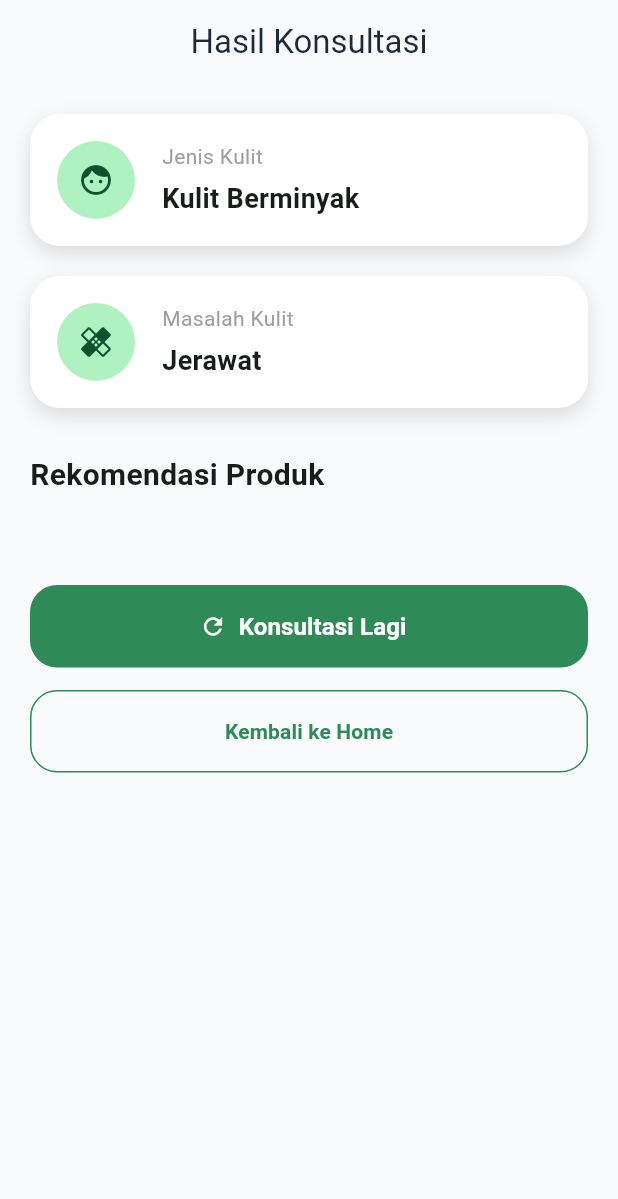
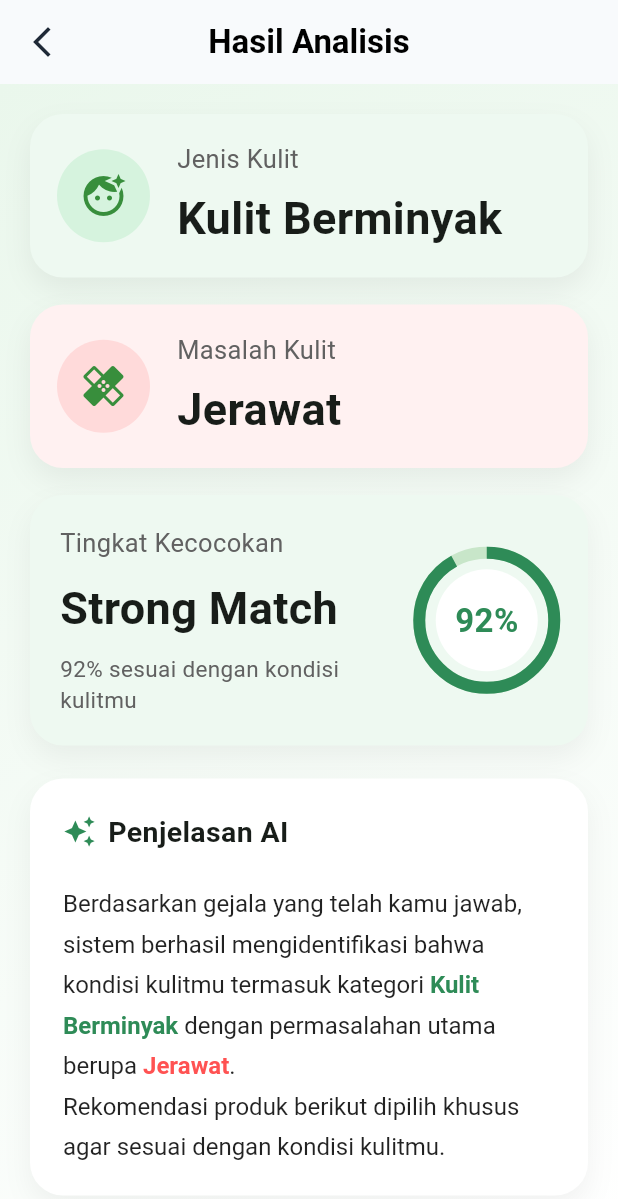
Before and after one commit to Latifah254/sistem_pakar_skincare, a Flutter app: the ResultPage screen opened directly with empty values, on a phone screen of 412 x 824 dp. Shown: the top 1199 px of the screen. Run offline on Flutter 3.47's test engine with Material 3 defaults, Android fonts, the phone set to English and light mode, and no system bars; our stand-ins replace get; statements that could not run were skipped.

Commit message:
Update UI Halaman Result

```diff
--- a/lib/views/result/result_page.dart
+++ b/lib/views/result/result_page.dart
@@ -2,14 +2,11 @@ import 'package:flutter/material.dart';
 import 'package:get/get.dart';
 
 import 'package:sistem_pakar_skincare/models/consultationResult.dart';
-import 'package:sistem_pakar_skincare/views/result/widgets/action_button_section.dart';
-import 'package:sistem_pakar_skincare/views/result/widgets/diagnosis_card.dart';
-import 'package:sistem_pakar_skincare/views/result/widgets/product_card.dart';
-import 'package:sistem_pakar_skincare/widgets/primary_button.dart';
-import 'package:sistem_pakar_skincare/widgets/secondary_button.dart';
-import 'package:sistem_pakar_skincare/widgets/custom_card.dart';
-import 'package:sistem_pakar_skincare/widgets/section_title.dart';
-import 'package:sistem_pakar_skincare/views/home/home.dart';
+import 'package:sistem_pakar_skincare/views/product & recomendation/recommendation.dart';
+
+import 'widgets/diagnosis_card.dart';
+import 'widgets/match_card.dart';
+import 'widgets/explanation_card.dart';
 
 class ResultPage extends StatelessWidget {
   final ConsultationResult result;
@@ -22,60 +19,194 @@ class ResultPage extends StatelessWidget {
   @override
   Widget build(BuildContext context) {
     return Scaffold(
+
       backgroundColor: const Color(0xffF8FAFC),
+
       appBar: AppBar(
-        title: const Text("Hasil Konsultasi"),
+        backgroundColor: const Color(0xffF8FAFC),
+        surfaceTintColor: Colors.transparent,
+        elevation: 0,
+        scrolledUnderElevation: 0,
         centerTitle: true,
+        leading: IconButton(
+          icon: const Icon(Icons.arrow_back_ios_new),
+          onPressed: () => Get.back(),
+        ),
+        title: const Text(
+          "Hasil Analisis",
+          style: TextStyle(
+            color: Colors.black,
+            fontWeight: FontWeight.bold,
+            fontSize: 22,
+          ),
+        ),
       ),
 
-      body: SafeArea(
+      body: Container(
+
+        width: double.infinity,
+        height: double.infinity,
+
+        decoration: const BoxDecoration(
+
+          gradient: LinearGradient(
+
+            begin: Alignment.topLeft,
+            end: Alignment.bottomRight,
+
+            colors: [
+
+              Color(0xffEAF7EC),
+              Colors.white,
+
+            ],
+
+          ),
+
+        ),
+
+        //child: SafeArea(
+
           child: SingleChildScrollView(
+
             padding: const EdgeInsets.all(20),
+
             child: Column(
-            crossAxisAlignment: CrossAxisAlignment.start,
+
+              crossAxisAlignment:
+                  CrossAxisAlignment.start,
+
               children: [
 
                 DiagnosisCard(
+
                   title: "Jenis Kulit",
+
                   value: result.skinType.name,
-                icon: Icons.face,
+
+                  icon: Icons.face_retouching_natural,
+
+                  backgroundColor:
+                      const Color(0xffEEF9F1),
+
+                  iconBackground:
+                      const Color(0xffD6F3DE),
+
+                ),
+
+                const SizedBox(height: 18),
+
+                DiagnosisCard(
+
+                  title: "Masalah Kulit",
+
+                  value: result.skinProblem.name,
+
+                  icon: Icons.healing,
+
+                  backgroundColor:
+                      const Color(0xffFFF1F1),
+
+                  iconBackground:
+                      const Color(0xffFFDADA),
+
+                ),
+
+                const SizedBox(height: 18),
+
+                const MatchCard(
+                  percentage: 0.92,
+                ),
+
+                const SizedBox(height: 22),
+
+                ExplanationCard(
+
+                  skinType:
+                      result.skinType.name,
+
+                  skinProblem:
+                      result.skinProblem.name,
+
+                ),
+
+                const SizedBox(height: 28),
+                                SizedBox(
+
+                  width: double.infinity,
+
+                  height: 58,
+
+                  child: ElevatedButton.icon(
+
+                    style: ElevatedButton.styleFrom(
+
+                      backgroundColor:
+                          const Color(0xff2E8B57),
+
+                      foregroundColor: Colors.white,
+
+                      elevation: 0,
+
+                      shape: RoundedRectangleBorder(
+
+                        borderRadius:
+                            BorderRadius.circular(18),
+
+                      ),
+
+                    ),
+
+                    icon: const Icon(
+                      Icons.shopping_bag_outlined,
+                    ),
+
+                    label: const Text(
+
+                      "Lihat Rekomendasi Produk",
+
+                      style: TextStyle(
+
+                        fontSize: 17,
+
+                        fontWeight: FontWeight.bold,
+
+                      ),
+
+                    ),
+
+                    onPressed: () {
+
+                      Get.to(
+
+                        () => RecommendationPage(
+
+                          products: result.products,
+
+                        ),
+
+                      );
+
+                    },
+
+                  ),
+
                 ),
 
                 const SizedBox(height: 20),
 
-              DiagnosisCard(
-                title: "Masalah Kulit",
-                value: result.skinProblem.name,
-                icon: Icons.healing,
+              ],
+
             ),
 
-              const SizedBox(height: 30),
-
-              const SectionTitle(
-                title: "Rekomendasi Produk",
           ),
 
-              const SizedBox(height: 15),
+        //),
 
-              ...result.products.map(
-                (e) => Padding(
-                  padding: const EdgeInsets.only(bottom: 12),
-                  child: ProductCard(
-                    product: e,
-                  ),
-                ),
       ),
 
-              const SizedBox(height: 30),
+    );
 
-              const ActionButtonSection(),
-
-            ],
-          ),
-        ),
-      ),
-    );
-  }
   }
 
-//Improve Result Screen UI
+}
--- a/lib/views/result/widgets/diagnosis_card.dart
+++ b/lib/views/result/widgets/diagnosis_card.dart
@@ -1,93 +1,97 @@
 import 'package:flutter/material.dart';
 
-import '../../../widgets/custom_card.dart';
-
 class DiagnosisCard extends StatelessWidget {
-
   final String title;
   final String value;
   final IconData icon;
 
+  /// warna card
+  final Color backgroundColor;
+
+  /// warna icon circle
+  final Color iconBackground;
+
   const DiagnosisCard({
-
     super.key,
-
     required this.title,
-
     required this.value,
-
     required this.icon,
-
+    required this.backgroundColor,
+    required this.iconBackground,
   });
 
   @override
   Widget build(BuildContext context) {
+    return Container(
+      width: double.infinity,
 
-    return CustomCard(
+      padding: const EdgeInsets.all(18),
+
+      decoration: BoxDecoration(
+        color: backgroundColor,
+        borderRadius: BorderRadius.circular(22),
+
+        boxShadow: [
+          BoxShadow(
+            color: Colors.black.withOpacity(.06),
+            blurRadius: 15,
+            offset: const Offset(0, 8),
+          ),
+        ],
+      ),
 
       child: Row(
-
         children: [
 
-          CircleAvatar(
+          Container(
+            width: 62,
+            height: 62,
 
-            radius: 26,
+            decoration: BoxDecoration(
+              color: iconBackground,
+              shape: BoxShape.circle,
+            ),
 
-            child: Icon(icon),
-
+            child: Icon(
+              icon,
+              size: 32,
+              color: Colors.green.shade700,
+            ),
           ),
 
           const SizedBox(width: 18),
 
           Expanded(
-
             child: Column(
-
               crossAxisAlignment:
                   CrossAxisAlignment.start,
 
               children: [
 
                 Text(
-
                   title,
-
-                  style: const TextStyle(
-
-                    color: Colors.grey,
-
+                  style: TextStyle(
+                    color: Colors.grey.shade700,
+                    fontSize: 17,
                   ),
-
                 ),
 
-                const SizedBox(height: 5),
+                const SizedBox(height: 6),
 
                 Text(
-
                   value,
-
                   style: const TextStyle(
-
-                    fontSize: 18,
-
+                    fontSize: 30,
                     fontWeight: FontWeight.bold,
-
                   ),
-
                 ),
 
               ],
-
             ),
-
-          )
+          ),
 
         ],
-
       ),
-
     );
-
   }
-
 }
--- /dev/null
+++ b/lib/views/result/widgets/explanation_card.dart
@@ -0,0 +1,107 @@
+import 'package:flutter/material.dart';
+
+class ExplanationCard extends StatelessWidget {
+  final String skinType;
+  final String skinProblem;
+
+  const ExplanationCard({
+    super.key,
+    required this.skinType,
+    required this.skinProblem,
+  });
+
+  @override
+  Widget build(BuildContext context) {
+    return Container(
+      width: double.infinity,
+
+      padding: const EdgeInsets.all(22),
+
+      decoration: BoxDecoration(
+        color: Colors.white,
+        borderRadius: BorderRadius.circular(22),
+        boxShadow: [
+          BoxShadow(
+            color: Colors.black.withOpacity(.05),
+            blurRadius: 15,
+            offset: const Offset(0, 8),
+          ),
+        ],
+      ),
+
+      child: Column(
+        crossAxisAlignment: CrossAxisAlignment.start,
+        children: [
+
+          const Row(
+            children: [
+
+              Icon(
+                Icons.auto_awesome,
+                color: Color(0xff2E8B57),
+                size: 22,
+              ),
+
+              SizedBox(width: 8),
+
+              Text(
+                "Penjelasan AI",
+                style: TextStyle(
+                  fontSize: 19,
+                  fontWeight: FontWeight.bold,
+                ),
+              ),
+
+            ],
+          ),
+
+          const SizedBox(height: 18),
+
+          RichText(
+            text: TextSpan(
+              style: const TextStyle(
+                color: Colors.black87,
+                fontSize: 16,
+                height: 1.7,
+              ),
+              children: [
+
+                const TextSpan(
+                  text:
+                      "Berdasarkan gejala yang telah kamu jawab, sistem berhasil mengidentifikasi bahwa kondisi kulitmu termasuk kategori ",
+                ),
+
+                TextSpan(
+                  text: skinType,
+                  style: const TextStyle(
+                    fontWeight: FontWeight.bold,
+                    color: Color(0xff2E8B57),
+                  ),
+                ),
+
+                const TextSpan(
+                  text: " dengan permasalahan utama berupa ",
+                ),
+
+                TextSpan(
+                  text: skinProblem,
+                  style: const TextStyle(
+                    fontWeight: FontWeight.bold,
+                    color: Colors.redAccent,
+                  ),
+                ),
+
+                const TextSpan(
+                  text:
+                      ".\nRekomendasi produk berikut dipilih khusus agar sesuai dengan kondisi kulitmu.",
+                ),
+
+              ],
+            ),
+          ),
+
+        ],
+      ),
+    );
+  }
+}
--- /dev/null
+++ b/lib/views/result/widgets/match_card.dart
@@ -0,0 +1,115 @@
+import 'package:flutter/material.dart';
+
+class MatchCard extends StatelessWidget {
+  final double percentage;
+
+  const MatchCard({
+    super.key,
+    required this.percentage,
+  });
+
+  @override
+  Widget build(BuildContext context) {
+    final percent = (percentage * 100).toInt();
+
+    return Container(
+      width: double.infinity,
+      padding: const EdgeInsets.all(20),
+      decoration: BoxDecoration(
+        color: const Color(0xffEEF9F1),
+        borderRadius: BorderRadius.circular(22),
+        boxShadow: [
+          BoxShadow(
+            color: Colors.black.withOpacity(.05),
+            blurRadius: 15,
+            offset: const Offset(0, 8),
+          ),
+        ],
+      ),
+      child: Row(
+        children: [
+
+          Expanded(
+            child: Column(
+              crossAxisAlignment:
+                  CrossAxisAlignment.start,
+              children: [
+
+                Text(
+                  "Tingkat Kecocokan",
+                  style: TextStyle(
+                    color: Colors.grey.shade700,
+                    fontSize: 17,
+                  ),
+                ),
+
+                const SizedBox(height: 10),
+
+                const Text(
+                  "Strong Match",
+                  style: TextStyle(
+                    fontSize: 30,
+                    fontWeight: FontWeight.bold,
+                  ),
+                ),
+
+                const SizedBox(height: 8),
+
+                Text(
+                  "$percent% sesuai dengan kondisi kulitmu",
+                  style: TextStyle(
+                    color: Colors.grey.shade700,
+                    fontSize: 15,
+                  ),
+                ),
+              ],
+            ),
+          ),
+
+          const SizedBox(width: 15),
+
+          SizedBox(
+            width: 95,
+            height: 95,
+            child: Stack(
+              alignment: Alignment.center,
+              children: [
+
+                SizedBox(
+                  width: 90,
+                  height: 90,
+                  child: CircularProgressIndicator(
+                    value: percentage,
+                    strokeWidth: 8,
+                    backgroundColor: Colors.green.shade100,
+                    color: const Color(0xff2E8B57),
+                  ),
+                ),
+
+                Container(
+                  width: 68,
+                  height: 68,
+                  decoration: const BoxDecoration(
+                    color: Colors.white,
+                    shape: BoxShape.circle,
+                  ),
+                ),
+
+                Text(
+                  "$percent%",
+                  style: const TextStyle(
+                    fontSize: 22,
+                    fontWeight: FontWeight.bold,
+                    color: Color(0xff2E8B57),
+                  ),
+                ),
+
+              ],
+            ),
+          ),
+
+        ],
+      ),
+    );
+  }
+}
```
Lines whose indentation alone changed are shown as unchanged.
